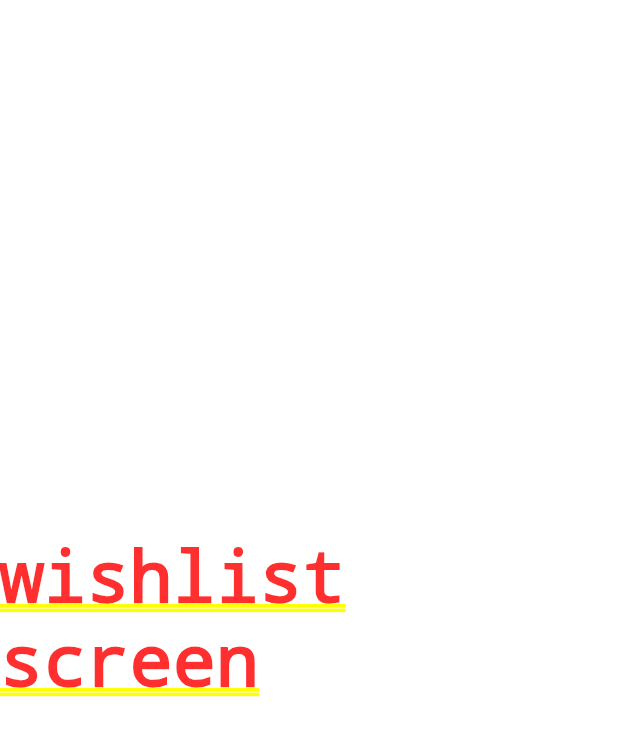
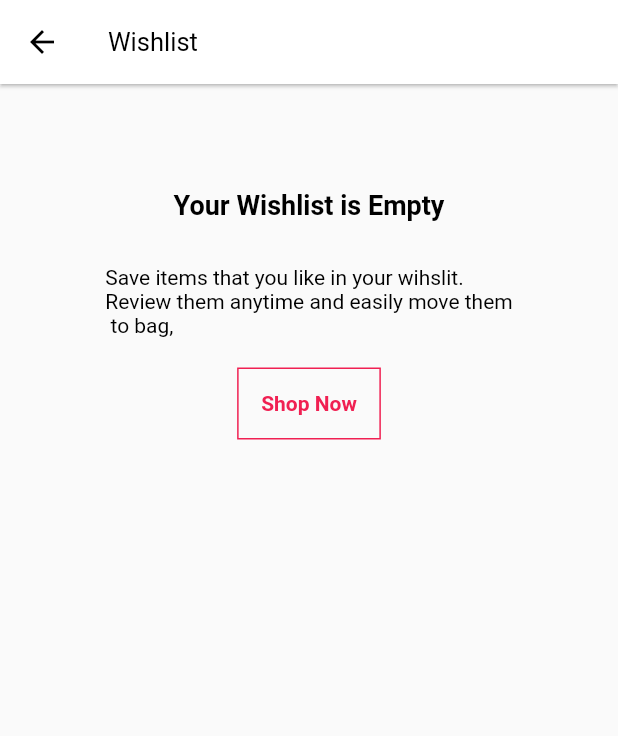
Before and after one commit to paul-thommithazhe/E_Commerce_Application, a Flutter app: the screen it shows after launch, after a tap on the "favorite outline" icon, on a phone screen of 412 x 824 dp. Shown: the top 736 px of the screen. Run offline on Flutter 3.47's test engine with Material 2 defaults, Android fonts, the light colour scheme and no system bars; our stand-ins replace carousel_slider; network calls fail.

Commit message:
wishlist added

```diff
--- a/lib/screens/cart/cart.dart
+++ b/lib/screens/cart/cart.dart
@@ -26,7 +26,7 @@ class CartScreen extends StatelessWidget {
                 )
               ]),
         ),
-        CartItem()
+        const CartItem()
       ]),
     );
   }
--- a/lib/screens/cart/widgets/cart_item.dart
+++ b/lib/screens/cart/widgets/cart_item.dart
@@ -6,10 +6,9 @@ class CartItem extends StatelessWidget {
 
   @override
   Widget build(BuildContext context) {
-    final size = MediaQuery.of(context).size;
     return Container(
       height: 200,
-      decoration: BoxDecoration(color: Colors.white),
+      decoration: const BoxDecoration(color: Colors.white),
       child: Row(
         mainAxisAlignment: MainAxisAlignment.center,
         crossAxisAlignment: CrossAxisAlignment.center,
--- a/lib/screens/wishlist/wishlist.dart
+++ b/lib/screens/wishlist/wishlist.dart
@@ -1,12 +1,65 @@
 import 'package:flutter/material.dart';
+import 'package:take_it_and_go/core/constants.dart';
+import 'package:take_it_and_go/home.dart';
+import 'package:take_it_and_go/widgets/icon_button.dart';
 
 class WishListScreen extends StatelessWidget {
   const WishListScreen({Key? key}) : super(key: key);
 
   @override
   Widget build(BuildContext context) {
-    return const Center(
-      child: Text('wishlist screen'),
+    return Scaffold(
+      appBar: AppBar(
+        elevation: 1,
+        leading: IconButtons(
+          buttonFunction: () {
+            Navigator.push(
+              context,
+              MaterialPageRoute(
+                builder: (context) => Home(),
+              ),
+            );
+          },
+          icon: Icons.arrow_back,
+        ),
+        title: const Text(
+          'Wishlist',
+          style: TextStyle(fontSize: 17),
+        ),
+      ),
+      body: Column(
+        // mainAxisAlignment: MainAxisAlignment.center,
+        crossAxisAlignment: CrossAxisAlignment.center,
+        children: [
+          const SizedBox(height: 70),
+          const Text(
+            'Your Wishlist is Empty',
+            style: TextStyle(
+                color: kBlackColor, fontWeight: FontWeight.w700, fontSize: 18),
+          ),
+          kHeight10,
+          const Padding(
+            padding: EdgeInsets.all(20.0),
+            child: Text(
+              'Save items that you like in your wihslit.\nReview them anytime and easily move them\n to bag,',
+              style: TextStyle(color: kBlackColor),
+            ),
+          ),
+          Center(
+            child: Container(
+              padding: const EdgeInsets.all(15),
+              decoration: BoxDecoration(
+                border: Border.all(color: kButtonandBorderColors),
+              ),
+              child: const Text(
+                'Shop Now',
+                style: TextStyle(
+                    color: kButtonandBorderColors, fontWeight: FontWeight.bold),
+              ),
+            ),
+          ),
+        ],
+      ),
     );
   }
 }
```
Also changed, not shown: lib/widgets/list_of_product.dart (+10 -5 lines).
